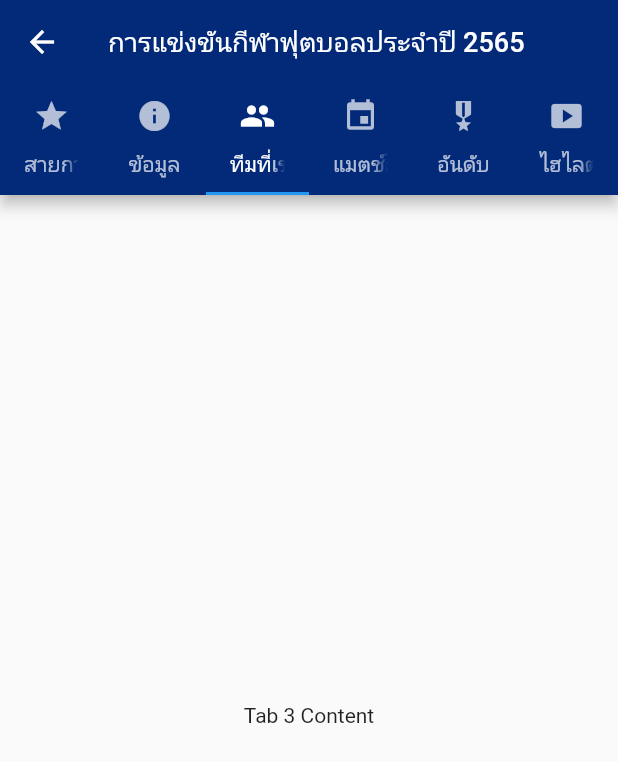
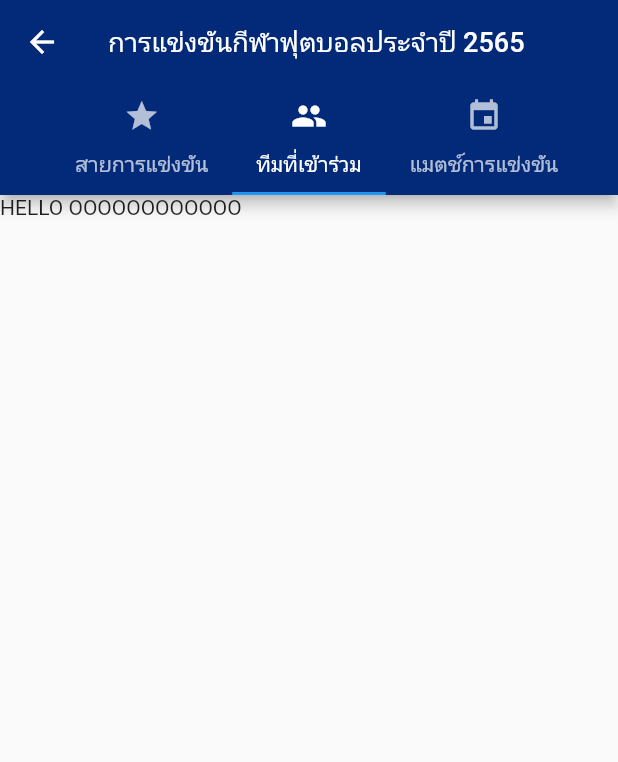
Before and after one commit to wasawin/Moblie_thesis, a Flutter app: the test screen opened directly, tab 3 chosen, on a phone screen of 412 x 824 dp. Shown: the top 762 px of the screen. Run offline on Flutter 3.47's test engine with Material 2 defaults, Android fonts, the light colour scheme and no system bars; our stand-ins replace anim_search_bar, buttons_tabbar, flutter_image_slideshow; missing offline and left inert: animated_segmented_tab_control, dart:ffi, multi_image_layout, openstreetmap_flutter, searchbar_animation.

Commit message:
26/01/2565

```diff
--- a/myapp/lib/detailsport.dart
+++ b/myapp/lib/detailsport.dart
@@ -45,7 +45,7 @@ class _detailsportState extends State<detailsport> {
                   children: <Widget>[
                     ButtonsTabBar(
                       height: 60,
-                      backgroundColor: Colors.blue,
+                      backgroundColor: Colors.black,
                       unselectedBackgroundColor: Colors.lightBlue[400],
                       buttonMargin: EdgeInsets.all(0),
                       radius: 0,
@@ -62,7 +62,7 @@ class _detailsportState extends State<detailsport> {
                                     color: Color.fromARGB(255, 0, 0, 0),
                                   ),
                                   Text(
-                                    'ข้อมูล',
+                                    'Hello',
                                     style: TextStyle(color: Colors.black),
                                   ),
                                 ],
@@ -82,7 +82,7 @@ class _detailsportState extends State<detailsport> {
                                     size: 24,
                                     color: Colors.black,
                                   ),
-                                  Text('สายการแข่งขัน',
+                                  Text('match',
                                       style: TextStyle(color: Colors.black)),
                                 ],
                               ),
--- /dev/null
+++ b/myapp/lib/page/content3.dart
@@ -0,0 +1,17 @@
+import 'package:flutter/material.dart';
+
+class content3 extends StatefulWidget {
+  const content3({super.key});
+
+  @override
+  State<content3> createState() => _content3State();
+}
+
+class _content3State extends State<content3> {
+  @override
+  Widget build(BuildContext context) {
+    return Container(
+      child: Text('HELLO OOOOOOOOOOOO'),
+    );
+  }
+}
--- a/myapp/lib/test.dart
+++ b/myapp/lib/test.dart
@@ -1,4 +1,11 @@
 import 'package:flutter/material.dart';
+import 'package:myapp/page/content1.dart';
+import 'package:myapp/page/content2.dart';
+import 'package:myapp/page/content3.dart';
+import 'package:myapp/page/content4.dart';
+import 'package:myapp/page/content5.dart';
+import 'package:myapp/page/content6.dart';
+
 class test extends StatefulWidget {
   const test({super.key});
 
@@ -24,18 +31,18 @@ class _testState extends State<test> {
             },
           ),
           bottom: TabBar(
+            isScrollable: true,
             tabs: [
-            Tab(
-              text: 'สายการแข่งขัน',
-              icon: Icon(Icons.star),
-
-            ),
               Container(
-
+                width: 80,
                 child: Tab(
                   text: 'ข้อมูล',
                   icon: Icon(Icons.info),
                 ),
+              ),
+              Tab(
+                text: 'สายการแข่งขัน',
+                icon: Icon(Icons.star),
               ),
               Tab(
                 text: 'ทีมที่เข้าร่วม',
@@ -45,25 +52,31 @@ class _testState extends State<test> {
                 text: 'แมตช์การแข่งขัน',
                 icon: Icon(Icons.event),
               ),
-            Tab(
+              Container(
+                width: 80,
+                child: Tab(
                   text: 'อันดับ',
                   icon: Icon(Icons.military_tech),
                 ),
-            Tab(
+              ),
+              Container(
+                width: 80,
+                child: Tab(
                   text: 'ไฮไลต์',
                   icon: Icon(Icons.smart_display),
+                ),
               ),
             ],
           ),
         ),
         body: TabBarView(
           children: [
-        Center(child: Text('Tab 1 Content')),
-        Center(child: Text('Tab 2 Content')),
-        Center(child: Text('Tab 3 Content')),
-        Center(child: Text('Tab 4 Content')),
-        Center(child: Text('Tab 5 Content')),
-        Center(child: Text('Tab 6 Content')),
+            content1(),
+            content2(),
+            content3(),
+            content4(),
+            content5(),
+            content6(),
           ],
         ),
       ),
--- a/myapp/pubspec.yaml
+++ b/myapp/pubspec.yaml
@@ -39,6 +39,8 @@ dependencies:
   animated_segmented_tab_control: ^1.0.1
   infinite_scroll_tab_view: ^1.0.3
   extended_tabs: ^4.0.2
+  multi_image_layout: ^0.0.5
+  openstreetmap_flutter: ^0.1.0
 
 
 
```
Also changed, not shown: myapp/lib/page/content1.dart (added, +148 -0 lines), myapp/lib/page/content2.dart (added, +17 -0 lines), myapp/lib/page/content4.dart (added, +17 -0 lines), myapp/lib/page/content5.dart (added, +17 -0 lines), myapp/lib/page/content6.dart (added, +17 -0 lines), myapp/pubspec.lock. Lines whose indentation alone changed are shown as unchanged.
